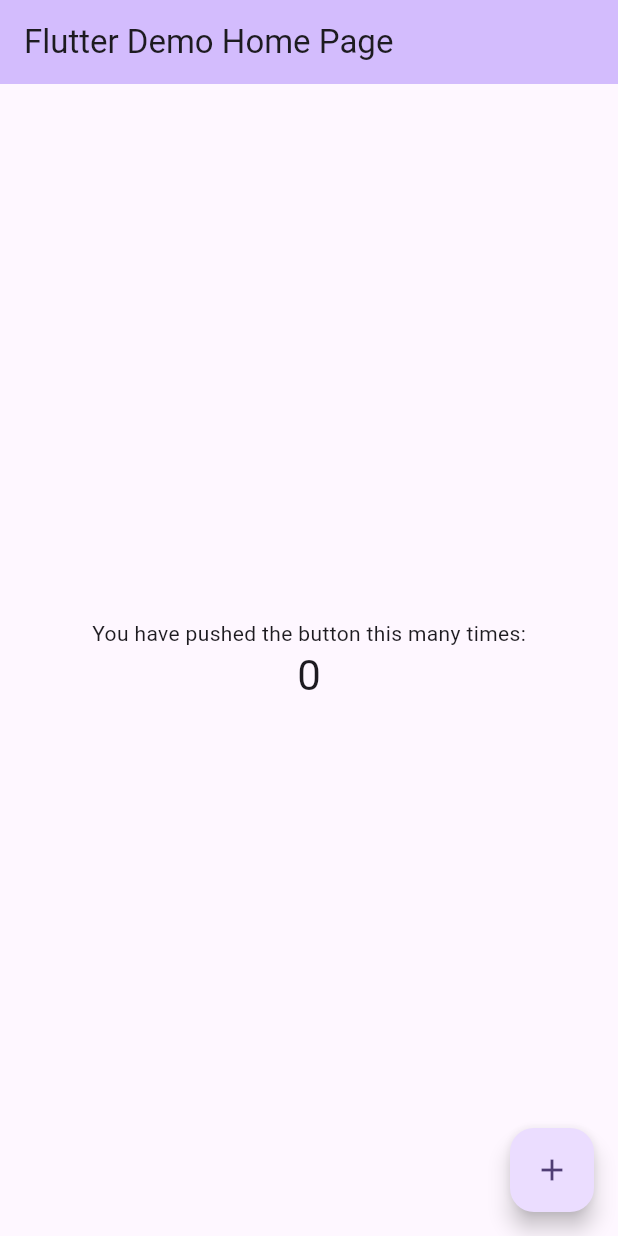
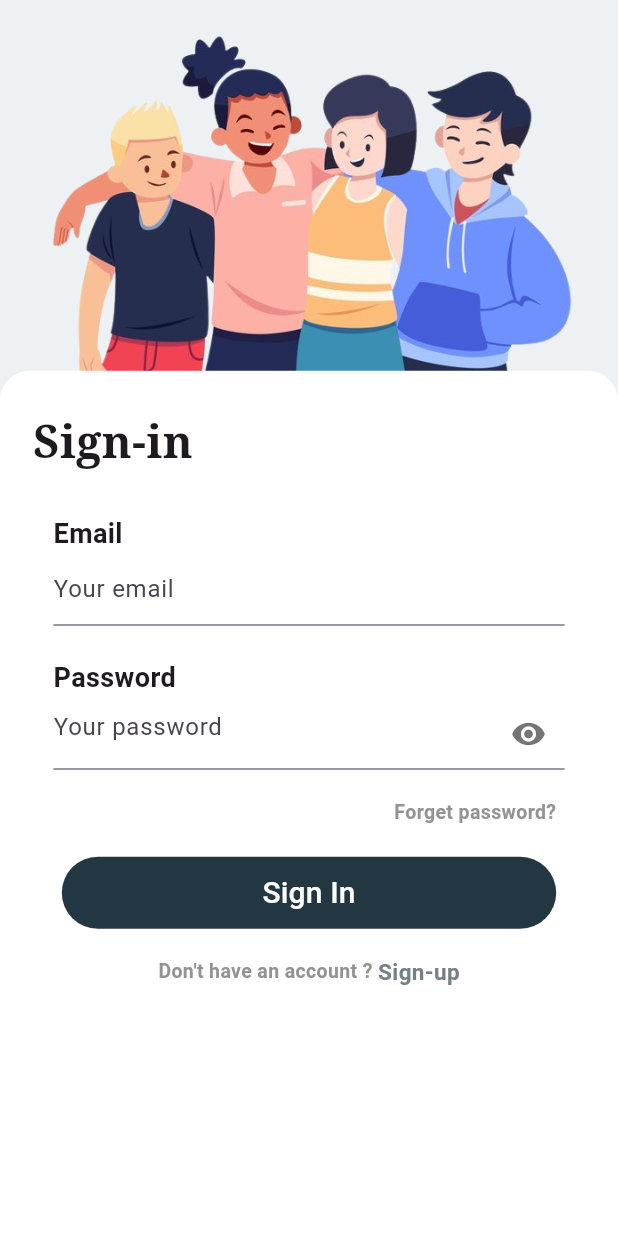
Before and after one commit to mohamedseedk908/Api_In_Flutter, a Flutter app: the screen it shows after launch, on a phone screen of 412 x 824 dp. Run offline on Flutter 3.47's test engine with Material 3 defaults, Android fonts, the phone set to English and light mode, and no system bars; our stand-ins replace flutter_bloc.

Commit message:
create ui

```diff
--- /dev/null
+++ b/lib/cubit/user_cubit.dart
@@ -0,0 +1,26 @@
+import 'package:api/cubit/user_state.dart';
+import 'package:flutter/material.dart';
+import 'package:flutter_bloc/flutter_bloc.dart';
+
+class UserCubit extends Cubit<UserState> {
+  UserCubit() : super(UserInitial());
+  //Sign in Form key
+  GlobalKey<FormState> signInFormKey = GlobalKey();
+  //Sign in email
+  TextEditingController signInEmail = TextEditingController();
+  //Sign in password
+  TextEditingController signInPassword = TextEditingController();
+  //Sign Up Form key
+  GlobalKey<FormState> signUpFormKey = GlobalKey();
+  //Profile Pic
+  //Sign up name
+  TextEditingController signUpName = TextEditingController();
+  //Sign up phone number
+  TextEditingController signUpPhoneNumber = TextEditingController();
+  //Sign up email
+  TextEditingController signUpEmail = TextEditingController();
+  //Sign up password
+  TextEditingController signUpPassword = TextEditingController();
+  //Sign up confirm password
+  TextEditingController confirmPassword = TextEditingController();
+}
--- /dev/null
+++ b/lib/cubit/user_state.dart
@@ -0,0 +1,3 @@
+class UserState {}
+
+final class UserInitial extends UserState {}
--- a/lib/main.dart
+++ b/lib/main.dart
@@ -1,125 +1,25 @@
+import 'package:api/cubit/user_cubit.dart';
+import 'package:api/screens/sign_in_screen.dart';
 import 'package:flutter/material.dart';
+import 'package:flutter_bloc/flutter_bloc.dart';
 
 void main() {
-  runApp(const MyApp());
+  runApp(
+    BlocProvider(
+      create: (context) => UserCubit(),
+      child: const MyApp(),
+    ),
+  );
 }
 
 class MyApp extends StatelessWidget {
-  const MyApp({super.key});
+  const MyApp({Key? key}) : super(key: key);
 
-  // This widget is the root of your application.
   @override
   Widget build(BuildContext context) {
-    return MaterialApp(
-      title: 'Flutter Demo',
-      theme: ThemeData(
-        // This is the theme of your application.
-        //
-        // TRY THIS: Try running your application with "flutter run". You'll see
-        // the application has a purple toolbar. Then, without quitting the app,
-        // try changing the seedColor in the colorScheme below to Colors.green
-        // and then invoke "hot reload" (save your changes or press the "hot
-        // reload" button in a Flutter-supported IDE, or press "r" if you used
-        // the command line to start the app).
-        //
-        // Notice that the counter didn't reset back to zero; the application
-        // state is not lost during the reload. To reset the state, use hot
-        // restart instead.
-        //
-        // This works for code too, not just values: Most code changes can be
-        // tested with just a hot reload.
-        colorScheme: ColorScheme.fromSeed(seedColor: Colors.deepPurple),
-        useMaterial3: true,
-      ),
-      home: const MyHomePage(title: 'Flutter Demo Home Page'),
+    return const MaterialApp(
+      debugShowCheckedModeBanner: false,
+      home: SignInScreen(),
     );
   }
 }
-
-class MyHomePage extends StatefulWidget {
-  const MyHomePage({super.key, required this.title});
-
-  // This widget is the home page of your application. It is stateful, meaning
-  // that it has a State object (defined below) that contains fields that affect
-  // how it looks.
-
-  // This class is the configuration for the state. It holds the values (in this
-  // case the title) provided by the parent (in this case the App widget) and
-  // used by the build method of the State. Fields in a Widget subclass are
-  // always marked "final".
-
-  final String title;
-
-  @override
-  State<MyHomePage> createState() => _MyHomePageState();
-}
-
-class _MyHomePageState extends State<MyHomePage> {
-  int _counter = 0;
-
-  void _incrementCounter() {
-    setState(() {
-      // This call to setState tells the Flutter framework that something has
-      // changed in this State, which causes it to rerun the build method below
-      // so that the display can reflect the updated values. If we changed
-      // _counter without calling setState(), then the build method would not be
-      // called again, and so nothing would appear to happen.
-      _counter++;
-    });
-  }
-
-  @override
-  Widget build(BuildContext context) {
-    // This method is rerun every time setState is called, for instance as done
-    // by the _incrementCounter method above.
-    //
-    // The Flutter framework has been optimized to make rerunning build methods
-    // fast, so that you can just rebuild anything that needs updating rather
-    // than having to individually change instances of widgets.
-    return Scaffold(
-      appBar: AppBar(
-        // TRY THIS: Try changing the color here to a specific color (to
-        // Colors.amber, perhaps?) and trigger a hot reload to see the AppBar
-        // change color while the other colors stay the same.
-        backgroundColor: Theme.of(context).colorScheme.inversePrimary,
-        // Here we take the value from the MyHomePage object that was created by
-        // the App.build method, and use it to set our appbar title.
-        title: Text(widget.title),
-      ),
-      body: Center(
-        // Center is a layout widget. It takes a single child and positions it
-        // in the middle of the parent.
-        child: Column(
-          // Column is also a layout widget. It takes a list of children and
-          // arranges them vertically. By default, it sizes itself to fit its
-          // children horizontally, and tries to be as tall as its parent.
-          //
-          // Column has various properties to control how it sizes itself and
-          // how it positions its children. Here we use mainAxisAlignment to
-          // center the children vertically; the main axis here is the vertical
-          // axis because Columns are vertical (the cross axis would be
-          // horizontal).
-          //
-          // TRY THIS: Invoke "debug painting" (choose the "Toggle Debug Paint"
-          // action in the IDE, or press "p" in the console), to see the
-          // wireframe for each widget.
-          mainAxisAlignment: MainAxisAlignment.center,
-          children: <Widget>[
-            const Text(
-              'You have pushed the button this many times:',
-            ),
-            Text(
-              '$_counter',
-              style: Theme.of(context).textTheme.headlineMedium,
-            ),
-          ],
-        ),
-      ),
-      floatingActionButton: FloatingActionButton(
-        onPressed: _incrementCounter,
-        tooltip: 'Increment',
-        child: const Icon(Icons.add),
-      ), // This trailing comma makes auto-formatting nicer for build methods.
-    );
-  }
-}
--- /dev/null
+++ b/lib/screens/sign_in_screen.dart
@@ -0,0 +1,85 @@
+import 'package:api/cubit/user_cubit.dart';
+import 'package:api/screens/profile_screen.dart';
+import 'package:api/widgets/%20page_header.dart';
+import 'package:api/widgets/custom_form_button.dart';
+import 'package:api/widgets/custom_input_field.dart';
+import 'package:api/widgets/dont_have_an_account.dart';
+import 'package:api/widgets/forget_password_widget.dart';
+import 'package:api/widgets/page_heading.dart';
+import 'package:flutter/material.dart';
+import 'package:flutter_bloc/flutter_bloc.dart';
+
+
+class SignInScreen extends StatelessWidget {
+  const SignInScreen({Key? key}) : super(key: key);
+
+  @override
+  Widget build(BuildContext context) {
+    Size size = MediaQuery.of(context).size;
+    return SafeArea(
+      child: Scaffold(
+        backgroundColor: const Color(0xffEEF1F3),
+        body: Column(
+          children: [
+            const PageHeader(),
+            Expanded(
+              child: Container(
+                decoration: const BoxDecoration(
+                  color: Colors.white,
+                  borderRadius: BorderRadius.vertical(
+                    top: Radius.circular(20),
+                  ),
+                ),
+                child: SingleChildScrollView(
+                  child: Form(
+                    key: context.read<UserCubit>().signInFormKey,
+                    child: Column(
+                      children: [
+                        const PageHeading(title: 'Sign-in'),
+                        //!Email
+                        CustomInputField(
+                          labelText: 'Email',
+                          hintText: 'Your email',
+                          controller: context.read<UserCubit>().signInEmail,
+                        ),
+                        const SizedBox(height: 16),
+                        //!Password
+                        CustomInputField(
+                          labelText: 'Password',
+                          hintText: 'Your password',
+                          obscureText: true,
+                          suffixIcon: true,
+                          controller: context.read<UserCubit>().signInPassword,
+                        ),
+                        const SizedBox(height: 16),
+                        //! Forget password?
+                        ForgetPasswordWidget(size: size),
+                        const SizedBox(height: 20),
+                        //!Sign In Button
+                        CustomFormButton(
+                          innerText: 'Sign In',
+                          onPressed: () {
+                            Navigator.push(
+                              context,
+                              MaterialPageRoute(
+                                builder: (context) => const ProfileScreen(),
+                              ),
+                            );
+                          },
+                        ),
+                        const SizedBox(height: 18),
+                        //! Dont Have An Account ?
+                        DontHaveAnAccountWidget(size: size),
+                        const SizedBox(height: 20),
+                      ],
+                    ),
+                  ),
+                ),
+              ),
+            ),
+          ],
+        ),
+      ),
+    );
+  }
+}
--- /dev/null
+++ b/lib/widgets/ page_header.dart
@@ -0,0 +1,15 @@
+import 'package:flutter/material.dart';
+
+class PageHeader extends StatelessWidget {
+  const PageHeader({Key? key}) : super(key: key);
+
+  @override
+  Widget build(BuildContext context) {
+    Size size = MediaQuery.of(context).size;
+    return SizedBox(
+      width: double.infinity,
+      height: size.height * 0.3,
+      child: Image.asset('assets/images/friendship.png'),
+    );
+  }
+}
--- /dev/null
+++ b/lib/widgets/custom_form_button.dart
@@ -0,0 +1,23 @@
+import 'package:flutter/material.dart';
+
+class CustomFormButton extends StatelessWidget {
+  final String innerText;
+  final void Function()? onPressed;
+  const CustomFormButton({Key? key, required this.innerText, required this.onPressed}) : super(key: key);
+
+  @override
+  Widget build(BuildContext context) {
+    Size size = MediaQuery.of(context).size;
+    return Container(
+      width: size.width * 0.8,
+      decoration: BoxDecoration(
+        color: const Color(0xff233743),
+        borderRadius: BorderRadius.circular(26),
+      ),
+      child: TextButton(
+        onPressed: onPressed,
+        child: Text(innerText, style: const TextStyle(color: Colors.white, fontSize: 20),),
+      ),
+    );
+  }
+}
--- /dev/null
+++ b/lib/widgets/custom_input_field.dart
@@ -0,0 +1,79 @@
+import 'package:flutter/material.dart';
+
+class CustomInputField extends StatefulWidget {
+  final String labelText;
+  final String hintText;
+  final bool suffixIcon;
+  final bool? isDense;
+  final bool obscureText;
+  final TextEditingController? controller;
+
+  const CustomInputField(
+      {Key? key,
+        required this.labelText,
+        required this.hintText,
+        this.suffixIcon = false,
+        this.isDense,
+        this.obscureText = false,
+        this.controller})
+      : super(key: key);
+
+  @override
+  State<CustomInputField> createState() => _CustomInputFieldState();
+}
+
+class _CustomInputFieldState extends State<CustomInputField> {
+  bool _obscureText = true;
+  @override
+  Widget build(BuildContext context) {
+    Size size = MediaQuery.of(context).size;
+    return Container(
+      width: size.width * 0.9,
+      padding: const EdgeInsets.symmetric(horizontal: 15, vertical: 3),
+      child: Column(
+        children: [
+          Align(
+            alignment: Alignment.centerLeft,
+            child: Text(
+              widget.labelText,
+              style: const TextStyle(fontSize: 18, fontWeight: FontWeight.bold),
+            ),
+          ),
+          TextFormField(
+            obscureText: (widget.obscureText && _obscureText),
+            decoration: InputDecoration(
+              isDense: (widget.isDense != null) ? widget.isDense : false,
+              hintText: widget.hintText,
+              suffixIcon: widget.suffixIcon
+                  ? IconButton(
+                icon: Icon(
+                  _obscureText
+                      ? Icons.remove_red_eye
+                      : Icons.visibility_off_outlined,
+                  color: Colors.black54,
+                ),
+                onPressed: () {
+                  setState(() {
+                    _obscureText = !_obscureText;
+                  });
+                },
+              )
+                  : null,
+              suffixIconConstraints: (widget.isDense != null)
+                  ? const BoxConstraints(maxHeight: 33)
+                  : null,
+            ),
+            autovalidateMode: AutovalidateMode.onUserInteraction,
+            validator: (textValue) {
+              if (textValue == null || textValue.isEmpty) {
+                return 'required!';
+              }
+              return null;
+            },
+            controller: widget.controller,
+          ),
+        ],
+      ),
+    );
+  }
+}
--- /dev/null
+++ b/lib/widgets/dont_have_an_account.dart
@@ -0,0 +1,47 @@
+import 'package:api/screens/sign_up_screen.dart';
+import 'package:flutter/material.dart';
+
+class DontHaveAnAccountWidget extends StatelessWidget {
+  const DontHaveAnAccountWidget({
+    super.key,
+    required this.size,
+  });
+
+  final Size size;
+
+  @override
+  Widget build(BuildContext context) {
+    return SizedBox(
+      width: size.width * 0.8,
+      child: Row(
+        mainAxisAlignment: MainAxisAlignment.center,
+        children: [
+          const Text(
+            'Don\'t have an account ? ',
+            style: TextStyle(
+                fontSize: 13,
+                color: Color(0xff939393),
+                fontWeight: FontWeight.bold),
+          ),
+          GestureDetector(
+            onTap: () => {
+              Navigator.push(
+                context,
+                MaterialPageRoute(
+                  builder: (context) => const SignUpScreen(),
+                ),
+              )
+            },
+            child: const Text(
+              'Sign-up',
+              style: TextStyle(
+                  fontSize: 15,
+                  color: Color(0xff748288),
+                  fontWeight: FontWeight.bold),
+            ),
+          ),
+        ],
+      ),
+    );
+  }
+}
--- /dev/null
+++ b/lib/widgets/forget_password_widget.dart
@@ -0,0 +1,36 @@
+import 'package:flutter/material.dart';
+
+class ForgetPasswordWidget extends StatelessWidget {
+  const ForgetPasswordWidget({
+    super.key,
+    required this.size,
+  });
+
+  final Size size;
+
+  @override
+  Widget build(BuildContext context) {
+    return Container(
+      width: size.width * 0.80,
+      alignment: Alignment.centerRight,
+      child: GestureDetector(
+        onTap: () => {
+          // Navigator.push(
+          //   context,
+          //   MaterialPageRoute(
+          //     builder: (context) => const ForgetPasswordPage(),
+          //   ),
+          // )
+        },
+        child: const Text(
+          'Forget password?',
+          style: TextStyle(
+            color: Color(0xff939393),
+            fontSize: 13,
+            fontWeight: FontWeight.bold,
+          ),
+        ),
+      ),
+    );
+  }
+}
--- /dev/null
+++ b/lib/widgets/page_heading.dart
@@ -0,0 +1,22 @@
+import 'package:flutter/material.dart';
+
+class PageHeading extends StatelessWidget {
+  final String title;
+  const PageHeading({Key? key, required this.title}) : super(key: key);
+
+  @override
+  Widget build(BuildContext context) {
+    return Container(
+      alignment: Alignment.centerLeft,
+      padding: const EdgeInsets.symmetric(horizontal: 22, vertical: 25),
+      child: Text(
+        title,
+        style: const TextStyle(
+            fontSize: 30,
+            fontWeight: FontWeight.bold,
+            fontFamily: 'NotoSerif'
+        ),
+      ),
+    );
+  }
+}
```
Also changed, not shown: lib/screens/profile_screen.dart (added, +50 -0 lines), lib/screens/sign_up_screen.dart (added, +89 -0 lines), lib/widgets/already_have_an_account_widget.dart (added, +37 -0 lines), lib/widgets/pick_image_widget.dart (added, +44 -0 lines), pubspec.yaml (+12 -15 lines), assets/fonts/NotoSerif-Bold.ttf (added), assets/fonts/NotoSerif-Regular.ttf (added), assets/images/avatar.png (added), assets/images/friendship.png (added), pubspec.lock.
